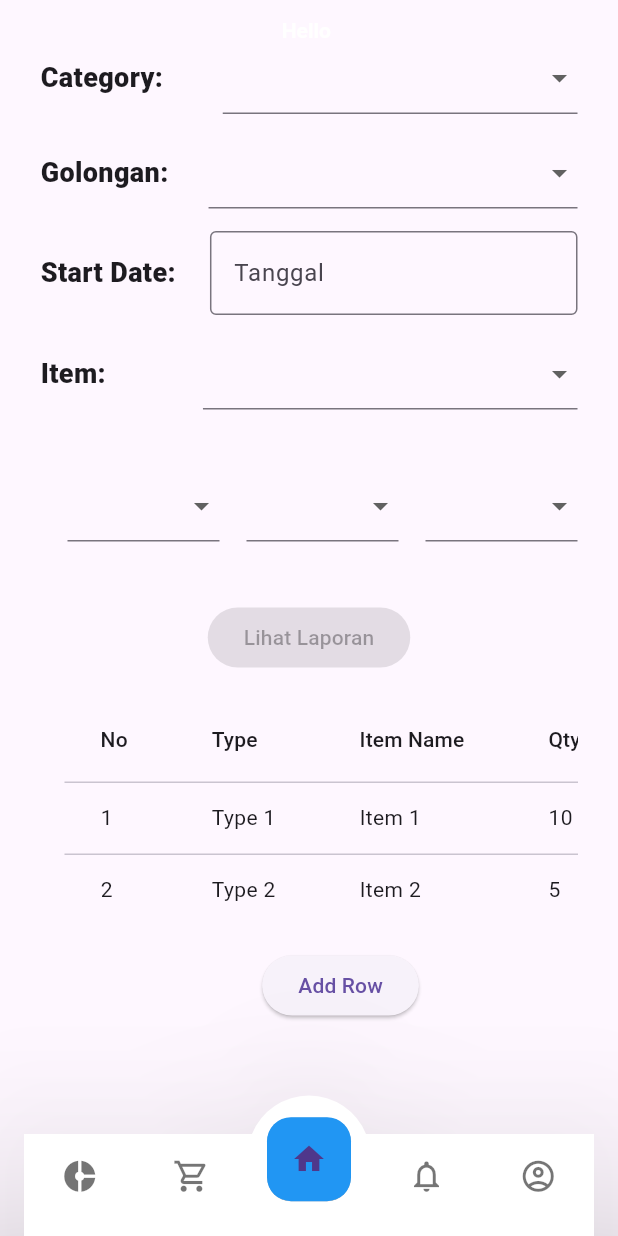
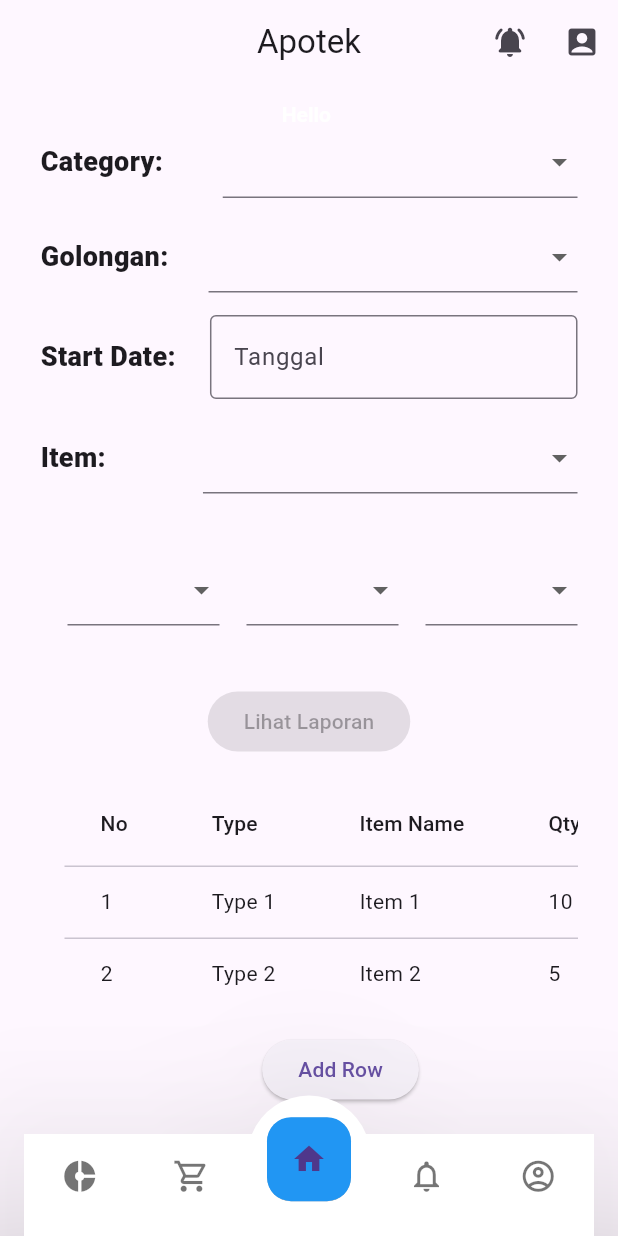
Before and after one commit to hazz01/PharmacyCashierSystem, a Flutter app: the MobileTerlaris screen opened directly, on a phone screen of 412 x 824 dp. Run offline on Flutter 3.47's test engine with Material 3 defaults, Android fonts, the phone set to English and light mode, and no system bars.

Commit message:
update appbar

```diff
--- a/lib/login.dart
+++ b/lib/login.dart
@@ -54,6 +54,10 @@ class _LoginPageState extends State<LoginPage> {
   @override
   Widget build(BuildContext context) {
     return Scaffold(
+      appBar: AppBar(
+              // title: const Text('Apotek'),
+              automaticallyImplyLeading: false,
+            ),
       body: SingleChildScrollView(
         padding: const EdgeInsets.all(20.0),
         child: Column(
--- a/lib/mobile_terlaris.dart
+++ b/lib/mobile_terlaris.dart
@@ -50,6 +50,16 @@ class _MobileTerlarisState extends State<MobileTerlaris> {
       // appBar: AppBar(
       //   title: const Text('Mobile Terlaris'),
       // ),
+      appBar: AppBar(
+        title: const Text('Apotek'),
+        automaticallyImplyLeading: false,
+        centerTitle: true,
+        actions: [
+          IconButton(
+              onPressed: () {}, icon: Icon(Icons.notifications_active_rounded)),
+          IconButton(onPressed: () {}, icon: Icon(Icons.account_box_rounded)),
+        ],
+      ),
       body: SingleChildScrollView(
         child: Container(
           padding: const EdgeInsets.fromLTRB(15, 0, 15, 0),
@@ -184,8 +194,8 @@ class _MobileTerlarisState extends State<MobileTerlaris> {
                           _selectedItem = newValue;
                         });
                       },
-                      items:
-                          _itemList.map<DropdownMenuItem<String>>((String value) {
+                      items: _itemList
+                          .map<DropdownMenuItem<String>>((String value) {
                         return DropdownMenuItem<String>(
                           value: value,
                           child: Text(value),
@@ -215,8 +225,8 @@ class _MobileTerlarisState extends State<MobileTerlaris> {
                           _selectedType = newValue;
                         });
                       },
-                      items:
-                          _typeList.map<DropdownMenuItem<String>>((String value) {
+                      items: _typeList
+                          .map<DropdownMenuItem<String>>((String value) {
                         return DropdownMenuItem<String>(
                           value: value,
                           child: Text(value),
@@ -280,7 +290,9 @@ class _MobileTerlarisState extends State<MobileTerlaris> {
                   ),
                 ],
               ),
-              const SizedBox(height: 40,),
+              const SizedBox(
+                height: 40,
+              ),
               ElevatedButton(
                 onPressed: _selectedKategori != null &&
                         _selectedGolongan != null &&
@@ -291,8 +303,8 @@ class _MobileTerlarisState extends State<MobileTerlaris> {
                 child: const Text('Lihat Laporan'),
               ),
               SingleChildScrollView(
-                scrollDirection: Axis.horizontal,
-                child: Container(child: TableExample()))
+                  scrollDirection: Axis.horizontal,
+                  child: Container(child: TableExample()))
             ],
           ),
         ),
```
Also changed, not shown: lib/main.dart (+2 -13 lines).
